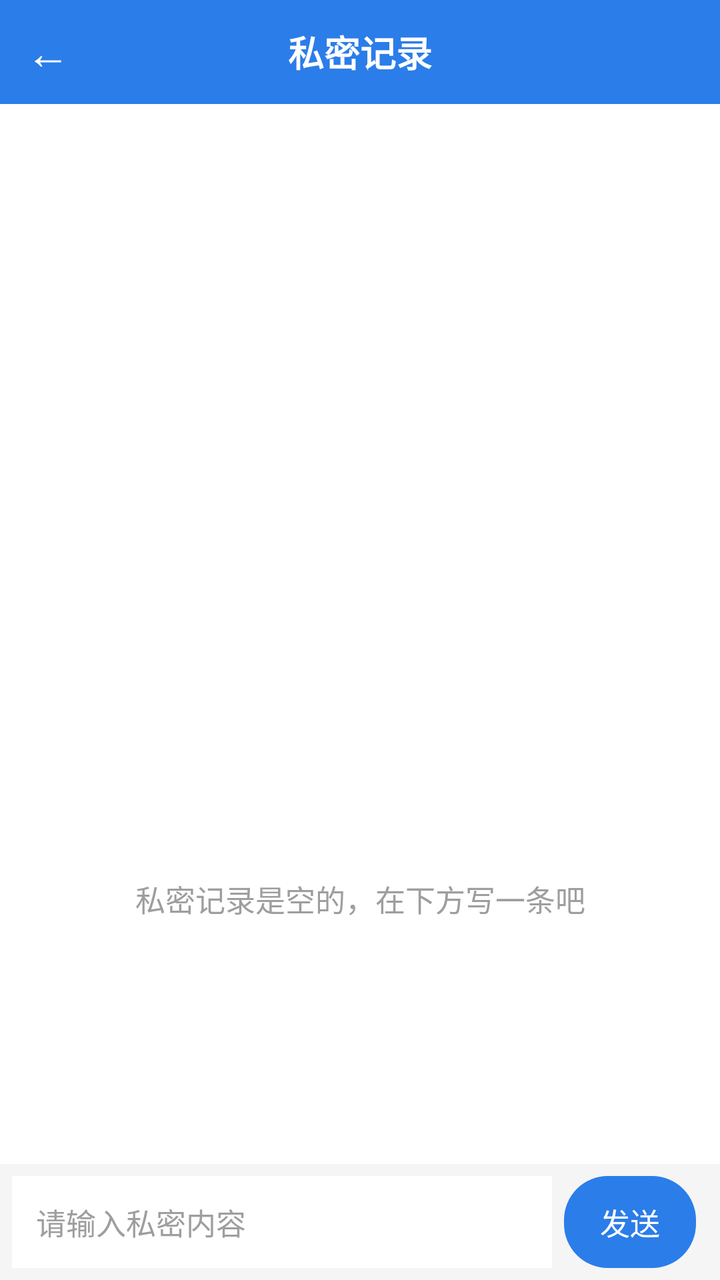
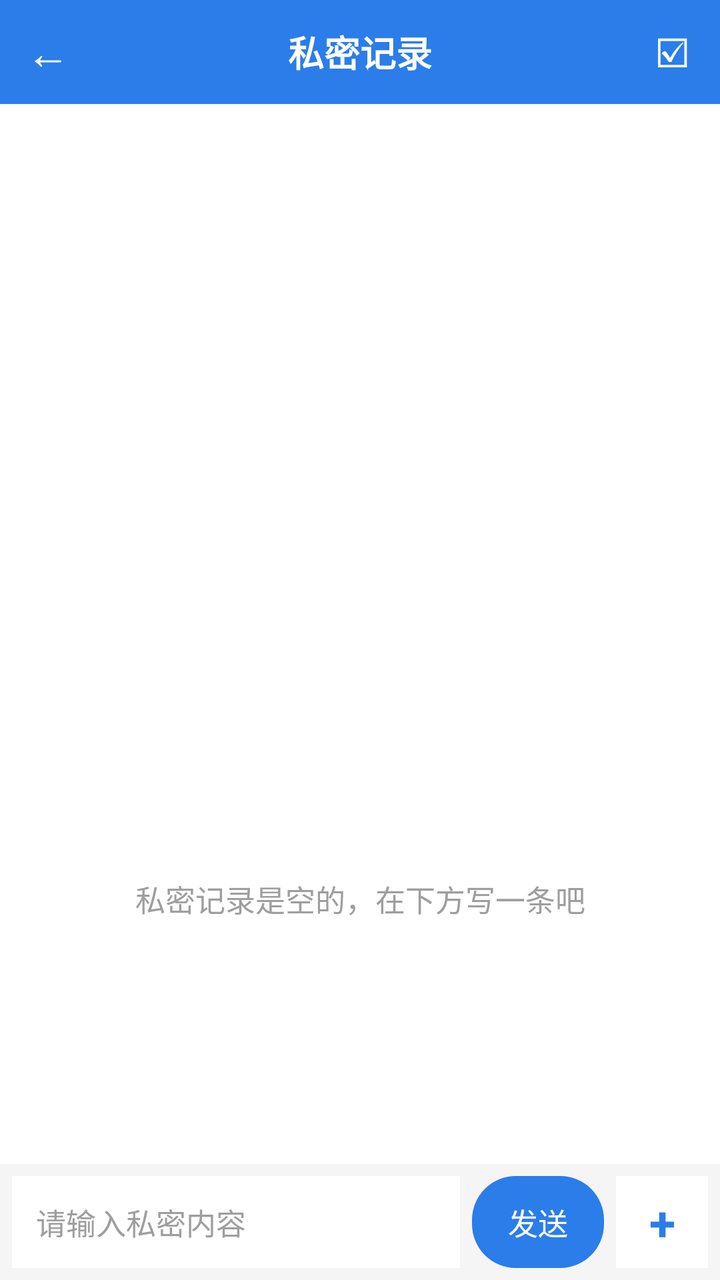

Before-and-after screenshots of an Android layout around one commit, followed by the original layout XML and the change that was made.
<!-- AndroidManifest.xml: application theme AppTheme -->
<!-- res/layout/activity_private.xml -->
<?xml version="1.0" encoding="utf-8"?>
<LinearLayout xmlns:android="http://schemas.android.com/apk/res/android"
    android:layout_width="match_parent"
    android:layout_height="match_parent"
    android:orientation="vertical">

    
    <LinearLayout
        android:layout_width="match_parent"
        android:layout_height="52dp"
        android:background="#2B7DE9"
        android:gravity="center_vertical"
        android:orientation="horizontal">

        <TextView
            android:id="@+id/btn_back"
            android:layout_width="48dp"
            android:layout_height="match_parent"
            android:gravity="center"
            android:text="←"
            android:textColor="#FFFFFF"
            android:textSize="22sp" />

        <TextView
            android:layout_width="0dp"
            android:layout_height="match_parent"
            android:layout_weight="1"
            android:gravity="center"
            android:text="私密记录"
            android:textColor="#FFFFFF"
            android:textSize="18sp"
            android:textStyle="bold" />

        <View
            android:layout_width="48dp"
            android:layout_height="1dp" />
    </LinearLayout>

    
    <ListView
        android:id="@+id/list_private"
        android:layout_width="match_parent"
        android:layout_height="0dp"
        android:layout_weight="1"
        android:divider="@null"
        android:dividerHeight="0dp"
        android:scrollbars="none" />

    <TextView
        android:id="@+id/tv_empty"
        android:layout_width="match_parent"
        android:layout_height="0dp"
        android:layout_weight="1"
        android:gravity="center"
        android:text="私密记录是空的，在下方写一条吧"
        android:textColor="#9E9E9E"
        android:textSize="15sp" />

    <TextView
        android:id="@+id/tv_insert_hint"
        android:layout_width="match_parent"
        android:layout_height="wrap_content"
        android:background="#FFF8E1"
        android:gravity="center"
        android:padding="6dp"
        android:text="正在向下方插入私密记录：输入内容后点发送（点此取消）"
        android:textColor="#F57F17"
        android:textSize="12sp"
        android:visibility="gone" />

    
    <LinearLayout
        android:layout_width="match_parent"
        android:layout_height="wrap_content"
        android:background="#F5F5F5"
        android:gravity="center_vertical"
        android:orientation="horizontal"
        android:padding="6dp">

        <EditText
            android:id="@+id/et_input"
            android:layout_width="0dp"
            android:layout_height="46dp"
            android:layout_weight="1"
            android:background="#FFFFFF"
            android:gravity="center_vertical"
            android:hint="请输入私密内容"
            android:imeOptions="actionSend"
            android:inputType="text"
            android:maxLines="3"
            android:paddingLeft="12dp"
            android:paddingRight="12dp"
            android:textColor="#333333"
            android:textColorHint="#9E9E9E"
            android:textSize="15sp" />

        <Button
            android:id="@+id/btn_send"
            android:layout_width="wrap_content"
            android:layout_height="46dp"
            android:layout_marginStart="6dp"
            android:layout_marginEnd="6dp"
            android:background="@drawable/bg_send"
            android:gravity="center"
            android:paddingLeft="18dp"
            android:paddingRight="18dp"
            android:stateListAnimator="@null"
            android:text="发送"
            android:textColor="#FFFFFF"
            android:textSize="15sp" />
    </LinearLayout>
</LinearLayout>
<!-- resources referenced by this layout -->
<resources>
  <!-- drawable bg_send (drawable) -->
  <?xml version="1.0" encoding="utf-8"?>
  <shape xmlns:android="http://schemas.android.com/apk/res/android"
      android:shape="rectangle">
      <solid android:color="#2B7DE9" />
      <corners android:radius="22dp" />
  </shape>
  <style name="AppTheme" parent="android:Theme.Light.NoTitleBar">
          <item name="android:windowBackground">@android:color/white</item>
      </style>
</resources>

<!-- the commit's change to res/layout/activity_private.xml (unified diff, before → after) -->
@@ -31,9 +31,14 @@
             android:textSize="18sp"
             android:textStyle="bold" />
 
-        <View
+        <TextView
+            android:id="@+id/btn_batch"
             android:layout_width="48dp"
-            android:layout_height="1dp" />
+            android:layout_height="match_parent"
+            android:gravity="center"
+            android:text="☑"
+            android:textColor="#FFFFFF"
+            android:textSize="20sp" />
     </LinearLayout>
 
     
@@ -69,7 +74,72 @@
         android:visibility="gone" />
 
     
+    <HorizontalScrollView
+        android:id="@+id/pending_scroll"
+        android:layout_width="match_parent"
+        android:layout_height="wrap_content"
+        android:background="#FFFFFF"
+        android:padding="6dp"
+        android:scrollbars="none"
+        android:visibility="gone">
+
+        <LinearLayout
+            android:id="@+id/pending_container"
+            android:layout_width="wrap_content"
+            android:layout_height="wrap_content"
+            android:gravity="center_vertical"
+            android:orientation="horizontal" />
+    </HorizontalScrollView>
+
+    
     <LinearLayout
+        android:id="@+id/batch_bar"
+        android:layout_width="match_parent"
+        android:layout_height="wrap_content"
+        android:background="#FFEBEE"
+        android:gravity="center_vertical"
+        android:orientation="horizontal"
+        android:padding="10dp"
+        android:visibility="gone">
+
+        <TextView
+            android:id="@+id/tv_batch_count"
+            android:layout_width="0dp"
+            android:layout_height="wrap_content"
+            android:layout_weight="1"
+            android:text="已选 0 条"
+            android:textColor="#C62828"
+            android:textSize="14sp" />
+
+        <Button
+            android:id="@+id/btn_batch_delete"
+            android:layout_width="wrap_content"
+            android:layout_height="40dp"
+            android:background="#D32F2F"
+            android:paddingLeft="16dp"
+            android:paddingRight="16dp"
+            android:stateListAnimator="@null"
+            android:text="删除"
+            android:textColor="#FFFFFF"
+            android:textSize="14sp" />
+
+        <Button
+            android:id="@+id/btn_batch_cancel"
+            android:layout_width="wrap_content"
+            android:layout_height="40dp"
+            android:layout_marginStart="8dp"
+            android:background="#FFFFFF"
+            android:paddingLeft="16dp"
+            android:paddingRight="16dp"
+            android:stateListAnimator="@null"
+            android:text="取消"
+            android:textColor="#666666"
+            android:textSize="14sp" />
+    </LinearLayout>
+
+    
+    <LinearLayout
+        android:id="@+id/bottom_input_bar"
         android:layout_width="match_parent"
         android:layout_height="wrap_content"
         android:background="#F5F5F5"
@@ -99,7 +169,7 @@
             android:layout_width="wrap_content"
             android:layout_height="46dp"
             android:layout_marginStart="6dp"
-            android:layout_marginEnd="6dp"
+            android:layout_marginEnd="0dp"
             android:background="@drawable/bg_send"
             android:gravity="center"
             android:paddingLeft="18dp"
@@ -108,5 +178,19 @@
             android:text="发送"
             android:textColor="#FFFFFF"
             android:textSize="15sp" />
+
+        
+        <Button
+            android:id="@+id/btn_add"
+            android:layout_width="46dp"
+            android:layout_height="46dp"
+            android:layout_marginStart="6dp"
+            android:background="#FFFFFF"
+            android:gravity="center"
+            android:stateListAnimator="@null"
+            android:text="+"
+            android:textColor="#2B7DE9"
+            android:textSize="24sp"
+            android:textStyle="bold" />
     </LinearLayout>
 </LinearLayout>
